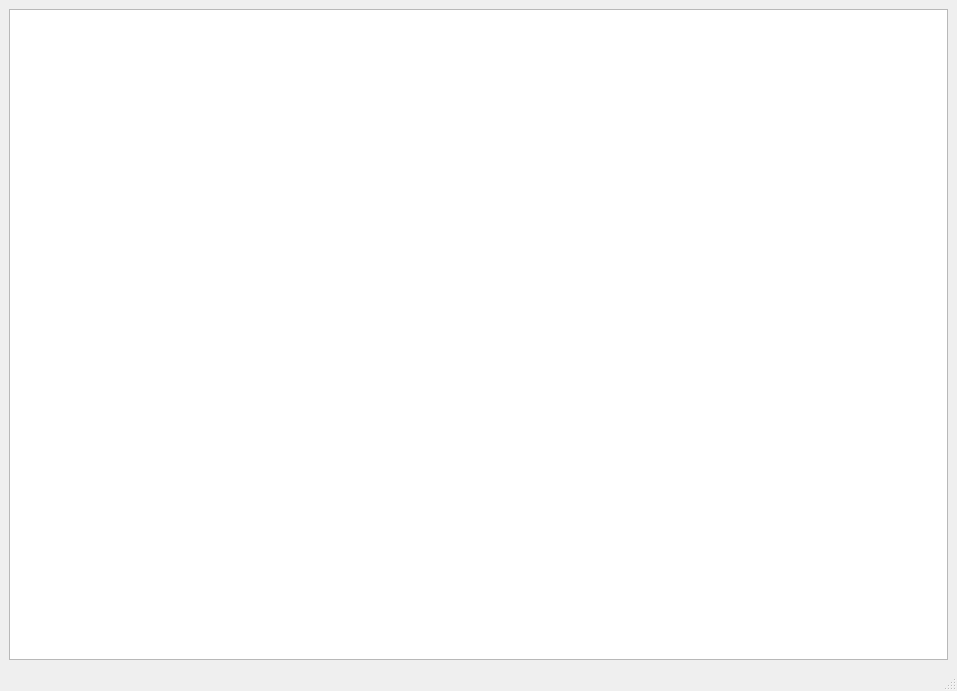
Above: Client/spacestation.ui from rtkachuk/NG_SpaceStation before the change. Below: the same form after it.
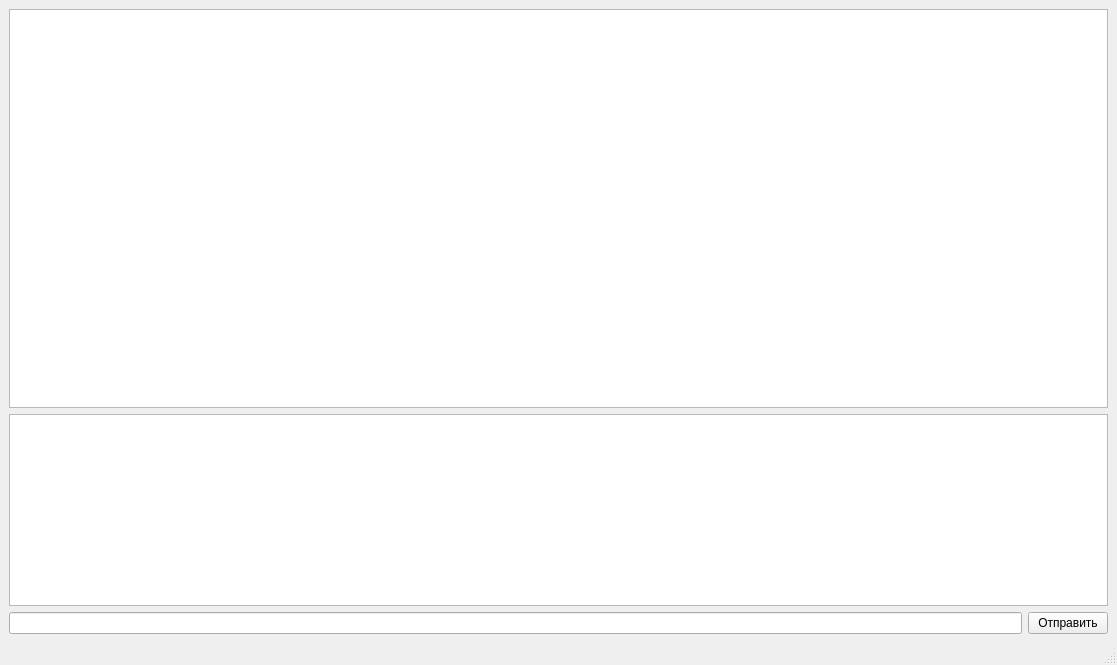
That is the form after the change.

The edit to the form file:
```diff
--- a/Client/spacestation.ui
+++ b/Client/spacestation.ui
@@ -6,8 +6,8 @@
    <rect>
     <x>0</x>
     <y>0</y>
-    <width>957</width>
-    <height>691</height>
+    <width>1117</width>
+    <height>665</height>
    </rect>
   </property>
   <property name="windowTitle">
@@ -18,6 +18,36 @@
     <item>
      <widget class="QGraphicsView" name="graphicsView"/>
     </item>
+    <item>
+     <widget class="QTextEdit" name="t_chat">
+      <property name="sizePolicy">
+       <sizepolicy hsizetype="Expanding" vsizetype="Preferred">
+        <horstretch>0</horstretch>
+        <verstretch>0</verstretch>
+       </sizepolicy>
+      </property>
+      <property name="maximumSize">
+       <size>
+        <width>16777215</width>
+        <height>250</height>
+       </size>
+      </property>
+     </widget>
+    </item>
+    <item>
+     <layout class="QHBoxLayout" name="horizontalLayout">
+      <item>
+       <widget class="QLineEdit" name="l_message"/>
+      </item>
+      <item>
+       <widget class="QPushButton" name="pushButton">
+        <property name="text">
+         <string>Отправить</string>
+        </property>
+       </widget>
+      </item>
+     </layout>
+    </item>
    </layout>
   </widget>
   <widget class="QMenuBar" name="menubar">
```
Left out of the diff: 2 changed lines with no effect on the pictures.
